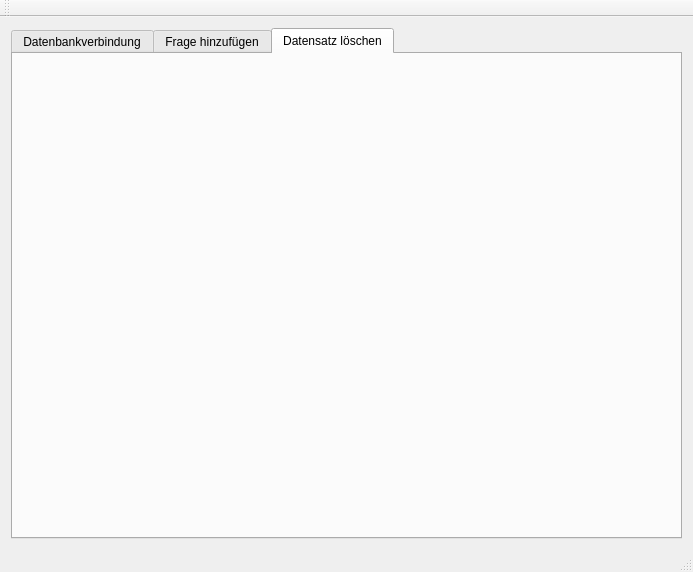
The window that CPP_GUI/Q2_Admin/mainwindow.ui (enohl/Q2_QuickQuizzer) describes before a commit, drawn with Qt 5.
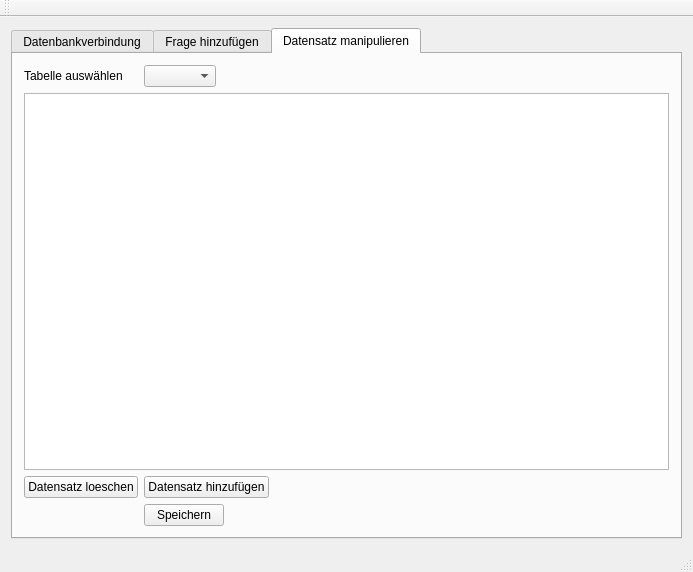
The same window after the commit. The open tabs and pages were chosen to show the change.

Patch:
```diff
--- a/CPP_GUI/Q2_Admin/mainwindow.ui
+++ b/CPP_GUI/Q2_Admin/mainwindow.ui
@@ -244,14 +244,55 @@
       </widget>
       <widget class="QWidget" name="tab_3">
        <attribute name="title">
-        <string>Datensatz löschen</string>
+        <string>Datensatz manipulieren</string>
        </attribute>
        <layout class="QHBoxLayout" name="horizontalLayout_2">
         <item>
          <layout class="QFormLayout" name="formLayout_2">
           <property name="fieldGrowthPolicy">
-           <enum>QFormLayout::AllNonFixedFieldsGrow</enum>
+           <enum>QFormLayout::FieldsStayAtSizeHint</enum>
           </property>
+          <item row="0" column="0">
+           <widget class="QLabel" name="lbl_tabelle">
+            <property name="text">
+             <string>Tabelle auswählen</string>
+            </property>
+           </widget>
+          </item>
+          <item row="0" column="1">
+           <widget class="QComboBox" name="cmb_tabellen"/>
+          </item>
+          <item row="1" column="0" colspan="2">
+           <widget class="QTableView" name="tblView_tabellen">
+            <property name="selectionMode">
+             <enum>QAbstractItemView::SingleSelection</enum>
+            </property>
+            <property name="selectionBehavior">
+             <enum>QAbstractItemView::SelectRows</enum>
+            </property>
+           </widget>
+          </item>
+          <item row="3" column="0">
+           <widget class="QPushButton" name="btn_delete">
+            <property name="text">
+             <string>Datensatz loeschen</string>
+            </property>
+           </widget>
+          </item>
+          <item row="3" column="1">
+           <widget class="QPushButton" name="btn_add">
+            <property name="text">
+             <string>Datensatz hinzufügen</string>
+            </property>
+           </widget>
+          </item>
+          <item row="5" column="1">
+           <widget class="QPushButton" name="btn_change">
+            <property name="text">
+             <string>Speichern</string>
+            </property>
+           </widget>
+          </item>
          </layout>
         </item>
        </layout>
```
Left out of the diff: 107 changed lines with no effect on the pictures.
